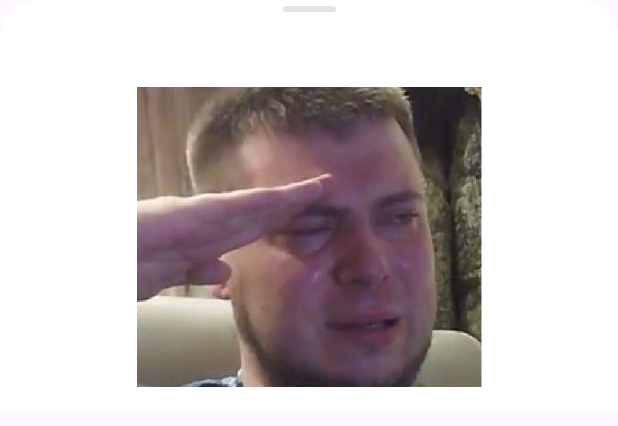
After one commit to ONESECTOR/MapChecker, an Android app: the layout bottom_sheet_mark.xml on its own in the app's theme, with its tools: preview values and no code run, on a phone screen of 412 x 824 dp. The commit adds this screen. Shown: the top 426 px of the screen. Run offline under Robolectric (Android 15) with nearby library versions, the phone set to English and light mode, and no system bars.

Commit message:
added mark to map

```diff
--- a/app/build.gradle.kts
+++ b/app/build.gradle.kts
@@ -1,5 +1,3 @@
-import io.netty.util.internal.UnstableApi
-
 plugins {
     id("com.android.application")
     id("org.jetbrains.kotlin.android")
@@ -47,9 +45,9 @@ android {
 
 dependencies {
 
-    implementation("androidx.core:core-ktx:1.7.0")
+    implementation("androidx.core:core-ktx:1.8.0")
     implementation("androidx.appcompat:appcompat:1.6.1")
-    implementation("com.google.android.material:material:1.5.0")
+    implementation("com.google.android.material:material:1.8.0")
     implementation("androidx.constraintlayout:constraintlayout:2.1.4")
     implementation("androidx.navigation:navigation-fragment-ktx:2.5.3")
     implementation("androidx.navigation:navigation-ui-ktx:2.5.3")
--- /dev/null
+++ b/app/src/main/java/com/sector/mapchecker/model/Mark.kt
@@ -0,0 +1,6 @@
+package com.sector.mapchecker.model
+
+data class Mark(
+    val latitude: Double,
+    val longitude: Double
+)
--- /dev/null
+++ b/app/src/main/res/drawable/bg_bsheet.xml
@@ -0,0 +1,5 @@
+<?xml version="1.0" encoding="utf-8"?>
+<shape xmlns:android="http://schemas.android.com/apk/res/android">
+    <solid android:color="@color/white" />
+    <corners android:topLeftRadius="24dp" android:topRightRadius="24dp" />
+</shape>
--- /dev/null
+++ b/app/src/main/res/drawable/bg_swipe_line.xml
@@ -0,0 +1,5 @@
+<?xml version="1.0" encoding="utf-8"?>
+<shape xmlns:android="http://schemas.android.com/apk/res/android">
+    <solid android:color="#1A000000" />
+    <corners android:radius="2dp" />
+</shape>
--- /dev/null
+++ b/app/src/main/res/layout/bottom_sheet_mark.xml
@@ -0,0 +1,28 @@
+<androidx.constraintlayout.widget.ConstraintLayout xmlns:android="http://schemas.android.com/apk/res/android"
+    xmlns:app="http://schemas.android.com/apk/res-auto"
+    android:id="@+id/root_view"
+    android:layout_width="match_parent"
+    android:layout_height="wrap_content"
+    android:background="@drawable/bg_bsheet"
+    android:paddingBottom="16dp">
+
+    <com.google.android.material.imageview.ShapeableImageView
+        android:id="@+id/indicator"
+        android:layout_width="35dp"
+        android:layout_height="4dp"
+        android:layout_marginTop="4dp"
+        android:background="@drawable/bg_swipe_line"
+        app:layout_constraintEnd_toEndOf="parent"
+        app:layout_constraintStart_toStartOf="parent"
+        app:layout_constraintTop_toTopOf="parent" />
+
+    <com.google.android.material.imageview.ShapeableImageView
+        android:layout_width="230dp"
+        android:layout_height="200dp"
+        android:layout_marginTop="50dp"
+        android:background="@drawable/press_f"
+        app:layout_constraintEnd_toEndOf="parent"
+        app:layout_constraintStart_toStartOf="parent"
+        app:layout_constraintTop_toBottomOf="@id/indicator" />
+
+</androidx.constraintlayout.widget.ConstraintLayout>
```
Also changed, not shown: app/src/main/java/com/sector/mapchecker/extension/ExtensionDialog.kt (added, +24 -0 lines), app/src/main/java/com/sector/mapchecker/extension/ExtensionMapView.kt (+23 -0 lines), app/src/main/java/com/sector/mapchecker/ui/dialogs/MarkDialog.kt (added, +45 -0 lines), app/src/main/java/com/sector/mapchecker/ui/map/MapFragment.kt (+48 -61 lines), app/src/main/res/drawable/ic_pin_svg.xml (added, +22 -0 lines), app/src/main/res/layout/ic_pin_layout.xml (added, +7 -0 lines), app/src/main/res/drawable/press_f.jpg (added).
